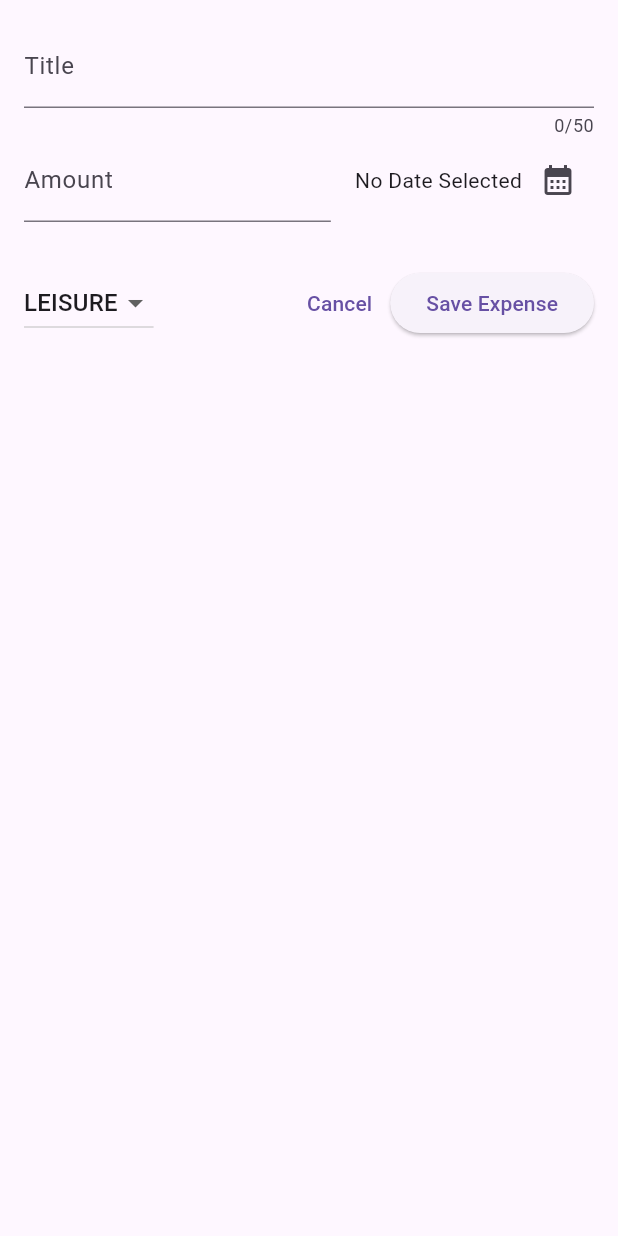
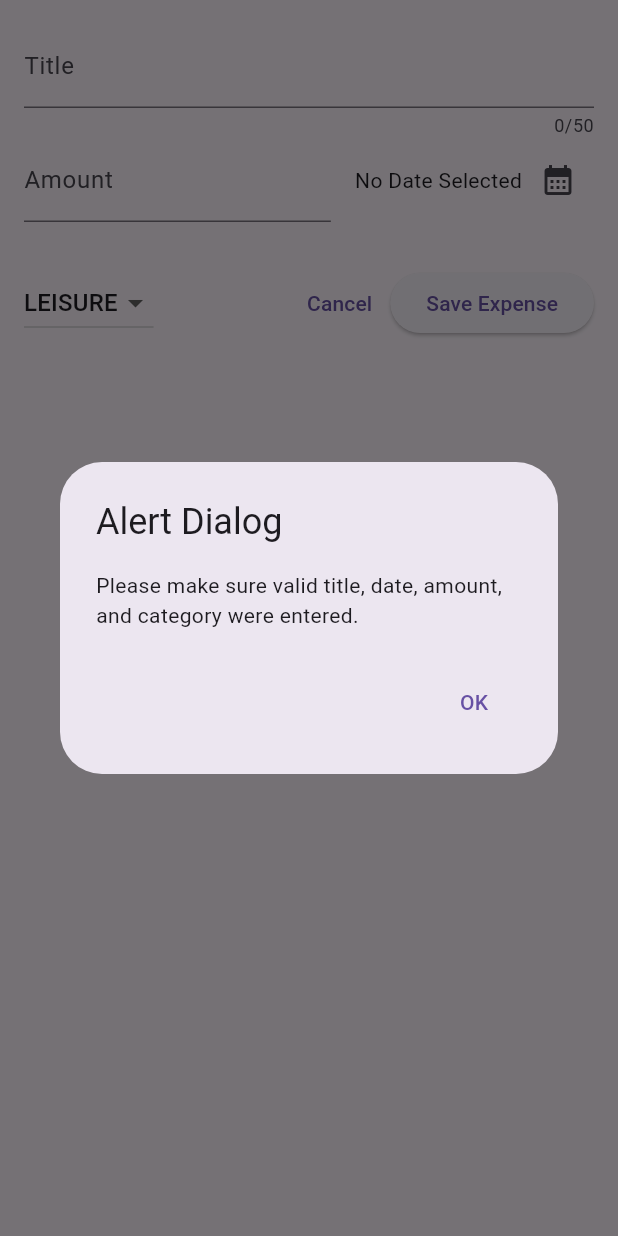
Before and after one commit to jsmile/expense_tracker, a Flutter app: the NewExpense widget shown alone on an empty page, opened directly, after a tap on "Save Expense", on a phone screen of 412 x 824 dp. Run offline on Flutter 3.47's test engine with Material 3 defaults, Android fonts, the phone set to English and light mode, and no system bars; missing offline and left inert: ansicolor.

Commit message:
showDialog() & AlertDialog()

```diff
--- a/lib/src/expenses/new_expense.dart
+++ b/lib/src/expenses/new_expense.dart
@@ -46,6 +46,35 @@ class _NewExpenseState extends State<NewExpense> {
     setState(() {
       _selectedDate = pickedDate;
     });
+  }
+
+  void _submitExpenseData() {
+    final isEmptyTitle = _titleController.text.trim().isEmpty;
+    final isNullDate = _selectedDate == null;
+    // double.tryParse( 'hello' ) --> null, double.tryParse( '12.3' ) --> 12.3
+    final enteredAmmount = double.tryParse(_ammountController.text);
+    final isInvaliedAmount = (enteredAmmount == null || enteredAmmount <= 0);
+
+    if (isEmptyTitle || isNullDate || isInvaliedAmount) {
+      showDialog(
+        context: context,
+        builder: (ctx) => AlertDialog(
+          title: const Text('Alert Dialog'),
+          content: const Text(
+              'Please make sure valid title, date, amount, and category were entered. '),
+          actions: [
+            TextButton(
+              child: const Text('OK'),
+              onPressed: () {
+                Navigator.pop(ctx);
+              },
+            ),
+          ],
+        ),
+      );
+
+      return;
+    }
   }
 
   @override
@@ -114,7 +143,7 @@ class _NewExpenseState extends State<NewExpense> {
                         child: Text(category.name.toUpperCase()),
                       ),
                     )
-                    .toList(),
+                    .toList(), // iterable --> list 로 변환
                 onChanged: (value) {
                   if (value == null) return;
                   setState(() {
@@ -130,9 +159,7 @@ class _NewExpenseState extends State<NewExpense> {
                 child: const Text('Cancel'),
               ),
               ElevatedButton(
-                onPressed: () {
-                  debugPrint(success('### ${_titleController.text}'));
-                },
+                onPressed: _submitExpenseData,
                 child: const Text('Save Expense'),
               ),
             ],
```
